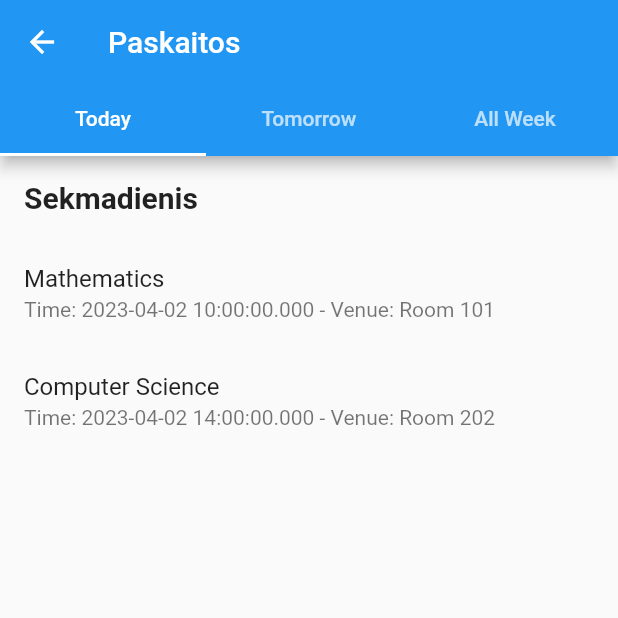
After one commit to BenasPalivonas/flutter-bakalauras, a Flutter app: the LecturePage screen opened directly, on a phone screen of 412 x 824 dp, the top half of it. The commit adds this screen. Run offline on Flutter 3.47's test engine with Material 2 defaults, Android fonts, the phone set to English and light mode, and no system bars; our stand-ins replace flutter_local_notifications, table_calendar, timezone; missing offline and left inert: flutter_event_calendar.

Commit message:
add lectures list

```diff
--- /dev/null
+++ b/lib/lectures.dart
@@ -0,0 +1,174 @@
+import 'package:flutter/material.dart';
+import 'package:intl/intl.dart';
+
+class Lecture {
+  final String subject;
+  final DateTime time;
+  final String venue;
+
+  Lecture({required this.subject, required this.time, required this.venue});
+}
+
+List<Lecture> lectures = [
+  Lecture(
+      subject: "Mathematics",
+      time: DateTime(2023, 4, 2, 10, 0),
+      venue: "Room 101"),
+  Lecture(
+      subject: "Computer Science",
+      time: DateTime(2023, 4, 2, 14, 0),
+      venue: "Room 202"),
+  Lecture(
+      subject: "English", time: DateTime(2023, 4, 3, 9, 0), venue: "Room 303"),
+  Lecture(
+      subject: "History", time: DateTime(2023, 4, 4, 16, 0), venue: "Room 404"),
+  Lecture(
+      subject: "History", time: DateTime(2023, 4, 4, 16, 0), venue: "Room 404"),
+  Lecture(
+      subject: "History", time: DateTime(2023, 4, 4, 16, 0), venue: "Room 404"),
+  Lecture(
+      subject: "History", time: DateTime(2023, 4, 4, 16, 0), venue: "Room 404"),
+  Lecture(
+      subject: "History", time: DateTime(2023, 4, 4, 16, 0), venue: "Room 404"),
+  Lecture(
+      subject: "History", time: DateTime(2023, 4, 4, 16, 0), venue: "Room 404"),
+];
+
+List<Lecture> _todayLectures = [];
+List<Lecture> _tomorrowLectures = [];
+List<Lecture> _allWeekLectures = [];
+
+class LecturePage extends StatefulWidget {
+  const LecturePage({Key? key}) : super(key: key);
+
+  @override
+  _LecturePageState createState() => _LecturePageState();
+}
+
+class _LecturePageState extends State<LecturePage> {
+  @override
+  void initState() {
+    super.initState();
+
+    // Filter the lectures by today, tomorrow, and all week
+    DateTime now = DateTime.now();
+    DateTime today = DateTime(now.year, now.month, now.day);
+    DateTime tomorrow = today.add(Duration(days: 1));
+    _todayLectures = lectures
+        .where((lecture) =>
+            lecture.time.isAfter(today) && lecture.time.isBefore(tomorrow))
+        .toList();
+    _tomorrowLectures = lectures
+        .where((lecture) =>
+            lecture.time.isAfter(tomorrow) &&
+            lecture.time.isBefore(tomorrow.add(Duration(days: 1))))
+        .toList();
+    _allWeekLectures = lectures
+        .where((lecture) =>
+            lecture.time.isAfter(today) &&
+            lecture.time.isBefore(tomorrow.add(Duration(days: 7))))
+        .toList();
+  }
+
+  @override
+  Widget build(BuildContext context) {
+    return DefaultTabController(
+      length: 3,
+      child: Scaffold(
+        appBar: AppBar(
+          title: Text("Paskaitos"),
+          bottom: TabBar(
+            tabs: [
+              Tab(text: "Today"),
+              Tab(text: "Tomorrow"),
+              Tab(text: "All Week"),
+            ],
+          ),
+        ),
+        body: TabBarView(
+          children: [
+            _buildLectureList(_todayLectures),
+            _buildLectureList(_tomorrowLectures),
+            _buildLectureList(_allWeekLectures),
+          ],
+        ),
+      ),
+    );
+  }
+}
+
+Widget _buildLectureList(List<Lecture> lectures) {
+  Map<String, List<Lecture>> groupedLectures = {};
+  // group lectures by day of the week
+  for (var lecture in lectures) {
+    String dayOfWeek = DateFormat('EEEE').format(lecture.time);
+    if (!groupedLectures.containsKey(dayOfWeek)) {
+      groupedLectures[dayOfWeek] = [];
+    }
+    groupedLectures[dayOfWeek]?.add(lecture);
+  }
+  // build list view with section headers for each day
+  return ListView.builder(
+    itemCount: groupedLectures.length,
+    itemBuilder: (context, index) {
+      String dayOfWeek = groupedLectures.keys.elementAt(index);
+      List<Lecture> dayLectures = groupedLectures[dayOfWeek]!;
+      return Column(
+        crossAxisAlignment: CrossAxisAlignment.start,
+        children: [
+          // section header with day of week name
+          Padding(
+            padding: EdgeInsets.all(16),
+            child: Text(
+              ReturnDayInLithuanian(dayOfWeek),
+              style: TextStyle(
+                fontSize: 20,
+                fontWeight: FontWeight.bold,
+              ),
+            ),
+          ),
+          // list of lectures for the day
+          ListView.builder(
+            shrinkWrap: true,
+            physics: NeverScrollableScrollPhysics(),
+            itemCount: dayLectures.length,
+            itemBuilder: (context, index) {
+              Lecture lecture = dayLectures[index];
+              return ListTile(
+                title: Text(lecture.subject),
+                subtitle:
+                    Text("Time: ${lecture.time} - Venue: ${lecture.venue}"),
+              );
+            },
+          ),
+        ],
+      );
+    },
+  );
+}
+
+String ReturnDayInLithuanian(String dayOfTheWeek) {
+  if (dayOfTheWeek == "Monday") {
+    return "Pirmadienis";
+  }
+  if (dayOfTheWeek == "Tuesday") {
+    return "Antradienis";
+  }
+  if (dayOfTheWeek == "Wednesday") {
+    return "Trečiadienis";
+  }
+  if (dayOfTheWeek == "Thursday") {
+    return "Ketvirtadienis";
+  }
+  if (dayOfTheWeek == "Friday") {
+    return "Penktadienis";
+  }
+  if (dayOfTheWeek == "Saturday") {
+    return "Šeštadienis";
+  }
+  if (dayOfTheWeek == "Sunday") {
+    return "Sekmadienis";
+  }
+
+  return "";
+}
--- a/lib/list.dart
+++ b/lib/list.dart
@@ -93,7 +93,9 @@ class _MyListScreenState extends State<MyListScreen> {
       length: 2,
       initialIndex: _currentIndex,
       child: Scaffold(
-        appBar: null,
+        appBar: AppBar(
+          title: Text('Atsiskaitymai'),
+        ),
         body: Column(
           children: [
             TabBar(
--- a/lib/menu.dart
+++ b/lib/menu.dart
@@ -2,6 +2,7 @@ import 'package:flutter/material.dart';
 import 'package:ui/settings.dart';
 
 import 'calendar.dart';
+import 'lectures.dart';
 import 'list.dart';
 
 class MyApp extends StatelessWidget {
@@ -25,6 +26,7 @@ class _HomePageState extends State<HomePage> {
 
   List<Widget> _widgetOptions = <Widget>[
     Text('Home Page'),
+    LecturePage(),
     MyListScreen(),
     Calendar(),
     SettingsPage(),
@@ -39,9 +41,7 @@ class _HomePageState extends State<HomePage> {
   @override
   Widget build(BuildContext context) {
     return Scaffold(
-      appBar: AppBar(
-        title: Text('Side Menu'),
-      ),
+      appBar: AppBar(),
       drawer: Drawer(
         child: ListView(
           padding: EdgeInsets.zero,
@@ -68,8 +68,8 @@ class _HomePageState extends State<HomePage> {
               },
             ),
             ListTile(
-              leading: Icon(Icons.message),
-              title: Text('Atsiskaitymai'),
+              leading: Icon(Icons.home),
+              title: Text('Tvarkarastis'),
               selected: _selectedIndex == 1,
               onTap: () {
                 _onItemTapped(1);
@@ -78,7 +78,7 @@ class _HomePageState extends State<HomePage> {
             ),
             ListTile(
               leading: Icon(Icons.message),
-              title: Text('Kalendorius'),
+              title: Text('Atsiskaitymai'),
               selected: _selectedIndex == 2,
               onTap: () {
                 _onItemTapped(2);
@@ -86,11 +86,20 @@ class _HomePageState extends State<HomePage> {
               },
             ),
             ListTile(
-              leading: Icon(Icons.settings),
-              title: Text('Nustatymai'),
+              leading: Icon(Icons.message),
+              title: Text('Kalendorius'),
               selected: _selectedIndex == 3,
               onTap: () {
                 _onItemTapped(3);
+                Navigator.pop(context);
+              },
+            ),
+            ListTile(
+              leading: Icon(Icons.settings),
+              title: Text('Nustatymai'),
+              selected: _selectedIndex == 4,
+              onTap: () {
+                _onItemTapped(4);
                 Navigator.pop(context);
               },
             ),
```
